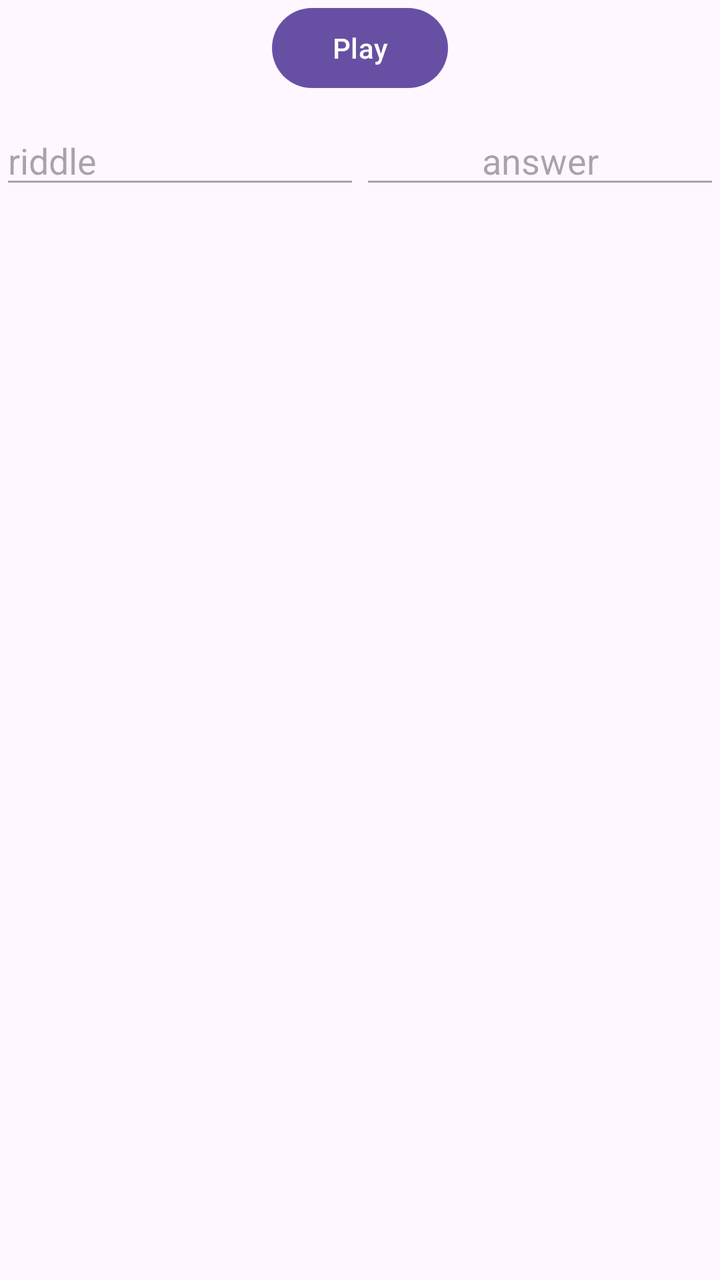
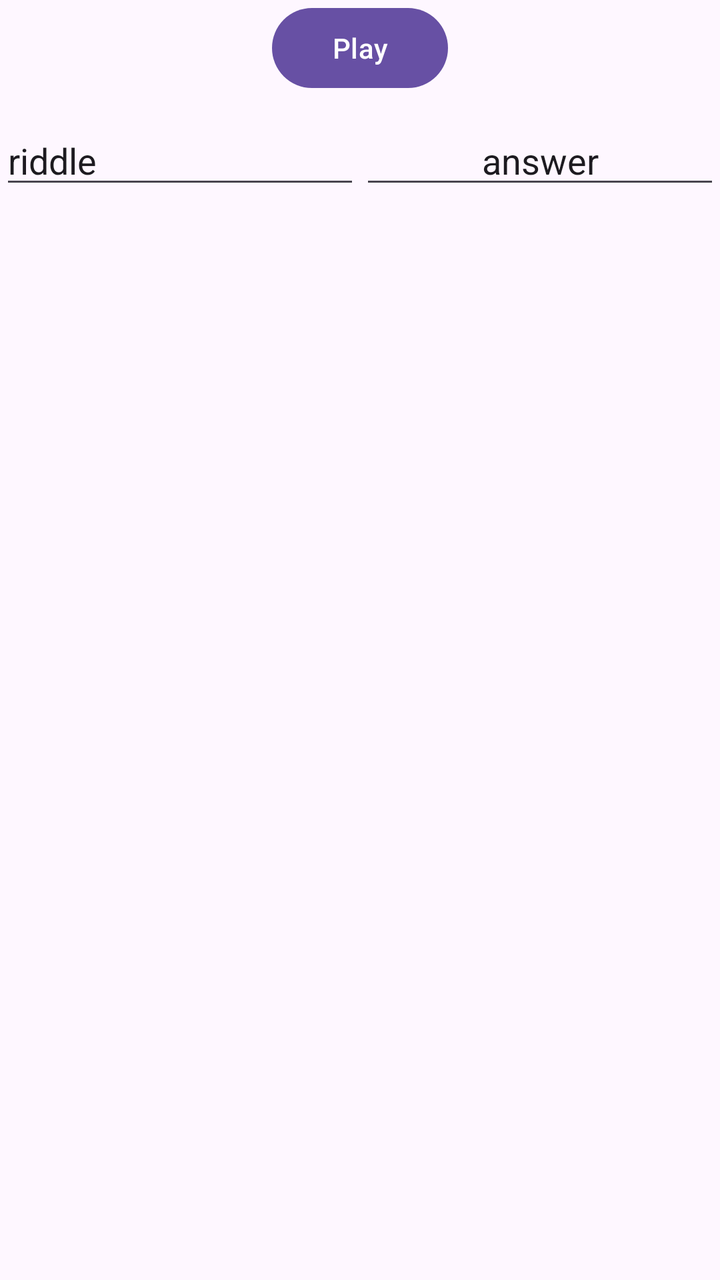

Screens rendered from an Android XML layout before and after an edit, with the pre-edit source and the edit as a unified diff.
<!-- AndroidManifest.xml: application theme Theme.PracticalTest01Var08 -->
<!-- res/layout/acitivity_practical_test01_var08_main.xml -->
<?xml version="1.0" encoding="utf-8"?>
<androidx.constraintlayout.widget.ConstraintLayout xmlns:android="http://schemas.android.com/apk/res/android"
    xmlns:app="http://schemas.android.com/apk/res-auto"
    xmlns:tools="http://schemas.android.com/tools"
    android:id="@+id/main"
    android:layout_width="match_parent"
    android:layout_height="match_parent"
    tools:context=".MainActivity">

    <LinearLayout
        android:layout_width="match_parent"
        android:layout_height="match_parent"
        android:orientation="vertical">
        <Button
            android:layout_width="wrap_content"
            android:layout_height="wrap_content"
            android:id="@+id/btn1"
            android:text="Play"
            android:layout_gravity="center"
            android:layout_marginBottom="10dp"/>
        <LinearLayout
            android:layout_width="match_parent"
            android:layout_height="wrap_content"
            android:orientation="horizontal"
            android:weightSum="2">

            <EditText
                android:id="@+id/riddle"
                android:layout_width="0dp"
                android:layout_height="wrap_content"
                android:layout_weight="1"
                android:enabled="false"
                android:text="riddle" />

            <EditText
                android:id="@+id/answer"
                android:layout_width="0dp"
                android:layout_height="wrap_content"
                android:layout_weight="1"
                android:enabled="false"
                android:gravity="center"
                android:text="answer" />
        </LinearLayout>



    </LinearLayout>

</androidx.constraintlayout.widget.ConstraintLayout>
<!-- resources referenced by this layout -->
<resources>
  <style name="Theme.PracticalTest01Var08" parent="Base.Theme.PracticalTest01Var08" />
  <style name="Base.Theme.PracticalTest01Var08" parent="Theme.Material3.DayNight.NoActionBar">
          
          
      </style>
</resources>

<!-- the commit's change to res/layout/acitivity_practical_test01_var08_main.xml (unified diff, before → after) -->
@@ -29,7 +29,6 @@
                 android:layout_width="0dp"
                 android:layout_height="wrap_content"
                 android:layout_weight="1"
-                android:enabled="false"
                 android:text="riddle" />
 
             <EditText
@@ -37,9 +36,8 @@
                 android:layout_width="0dp"
                 android:layout_height="wrap_content"
                 android:layout_weight="1"
-                android:enabled="false"
                 android:gravity="center"
-                android:text="answer" />
+                android:text="answer"/>
         </LinearLayout>
 
 
